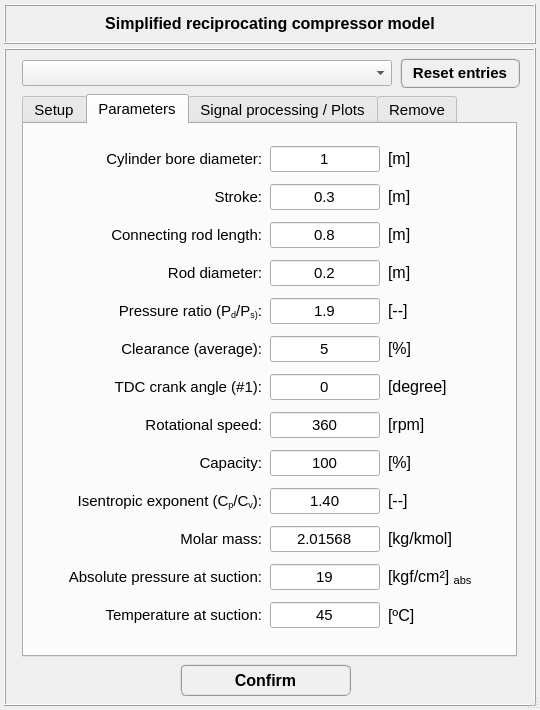
Above: data/user_input/ui_files/Model/Setup/Acoustic/compressor_model_input.ui from open-pulse/OpenPulse before the change. Below: the same form after it.
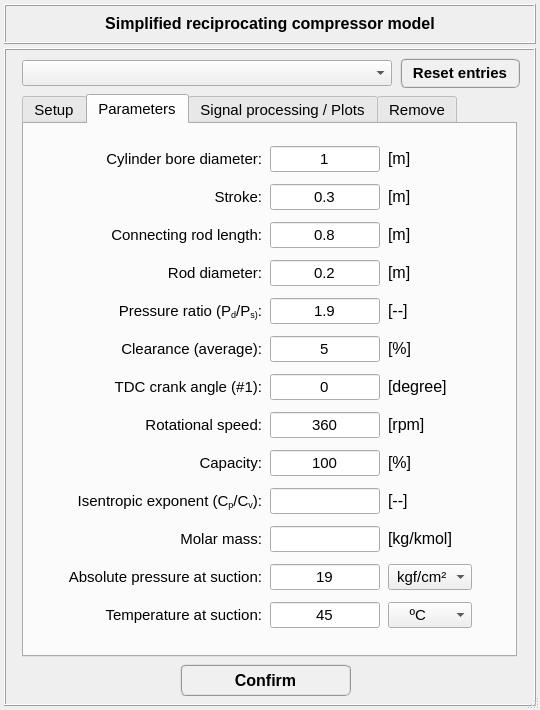
That is the form after the change. The open tabs and pages were chosen to show the change.

The edit to the form file:
```diff
--- a/data/user_input/ui_files/Model/Setup/Acoustic/compressor_model_input.ui
+++ b/data/user_input/ui_files/Model/Setup/Acoustic/compressor_model_input.ui
@@ -1283,37 +1283,6 @@
            </property>
           </widget>
          </item>
-         <item row="11" column="3">
-          <widget class="QLabel" name="label_43">
-           <property name="minimumSize">
-            <size>
-             <width>0</width>
-             <height>22</height>
-            </size>
-           </property>
-           <property name="maximumSize">
-            <size>
-             <width>16777215</width>
-             <height>26</height>
-            </size>
-           </property>
-           <property name="font">
-            <font>
-             <family>MS Shell Dlg 2</family>
-             <pointsize>12</pointsize>
-             <weight>50</weight>
-             <italic>false</italic>
-             <bold>false</bold>
-            </font>
-           </property>
-           <property name="text">
-            <string>&lt;html&gt;&lt;head/&gt;&lt;body&gt;&lt;p&gt;[kgf/cm²] &lt;span style=&quot; vertical-align:sub;&quot;&gt;abs&lt;/span&gt;&lt;/p&gt;&lt;/body&gt;&lt;/html&gt;</string>
-           </property>
-           <property name="alignment">
-            <set>Qt::AlignLeading|Qt::AlignLeft|Qt::AlignVCenter</set>
-           </property>
-          </widget>
-         </item>
          <item row="9" column="2">
           <widget class="QLineEdit" name="lineEdit_isentropic_exponent">
            <property name="minimumSize">
@@ -1338,7 +1307,7 @@
             <enum>Qt::StrongFocus</enum>
            </property>
            <property name="text">
-            <string>1.40</string>
+            <string/>
            </property>
            <property name="alignment">
             <set>Qt::AlignCenter</set>
@@ -1431,7 +1400,7 @@
             <enum>Qt::StrongFocus</enum>
            </property>
            <property name="text">
-            <string>2.01568</string>
+            <string/>
            </property>
            <property name="alignment">
             <set>Qt::AlignCenter</set>
@@ -1500,37 +1469,6 @@
            </property>
           </widget>
          </item>
-         <item row="12" column="3">
-          <widget class="QLabel" name="label_45">
-           <property name="minimumSize">
-            <size>
-             <width>0</width>
-             <height>22</height>
-            </size>
-           </property>
-           <property name="maximumSize">
-            <size>
-             <width>16777215</width>
-             <height>26</height>
-            </size>
-           </property>
-           <property name="font">
-            <font>
-             <family>MS Shell Dlg 2</family>
-             <pointsize>12</pointsize>
-             <weight>50</weight>
-             <italic>false</italic>
-             <bold>false</bold>
-            </font>
-           </property>
-           <property name="text">
-            <string>[ºC]</string>
-           </property>
-           <property name="alignment">
-            <set>Qt::AlignLeading|Qt::AlignLeft|Qt::AlignVCenter</set>
-           </property>
-          </widget>
-         </item>
          <item row="2" column="3">
           <widget class="QLabel" name="label_15">
            <property name="minimumSize">
@@ -2385,6 +2323,34 @@
            </property>
           </widget>
          </item>
+         <item row="11" column="3">
+          <widget class="QComboBox" name="comboBox_suction_pressure_units">
+           <item>
+            <property name="text">
+             <string> kgf/cm²</string>
+            </property>
+           </item>
+           <item>
+            <property name="text">
+             <string>    bar</string>
+            </property>
+           </item>
+          </widget>
+         </item>
+         <item row="12" column="3">
+          <widget class="QComboBox" name="comboBox_suction_temperature_units">
+           <item>
+            <property name="text">
+             <string>    ºC</string>
+            </property>
+           </item>
+           <item>
+            <property name="text">
+             <string>      K</string>
+            </property>
+           </item>
+          </widget>
+         </item>
         </layout>
        </widget>
       </widget>
```
